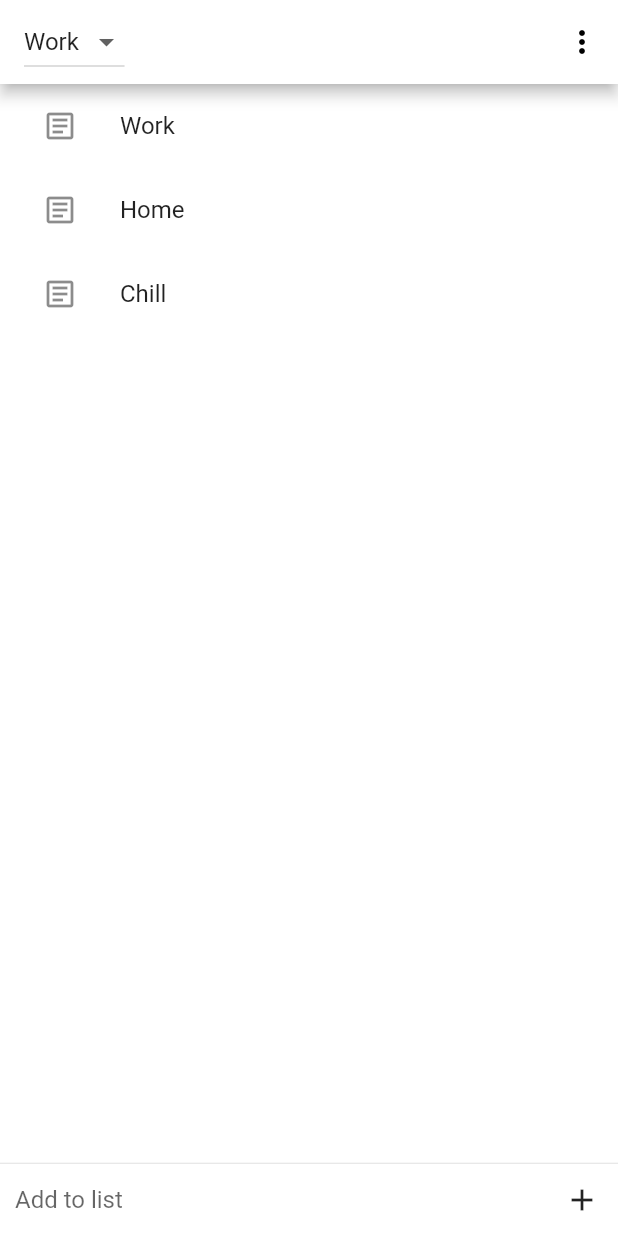
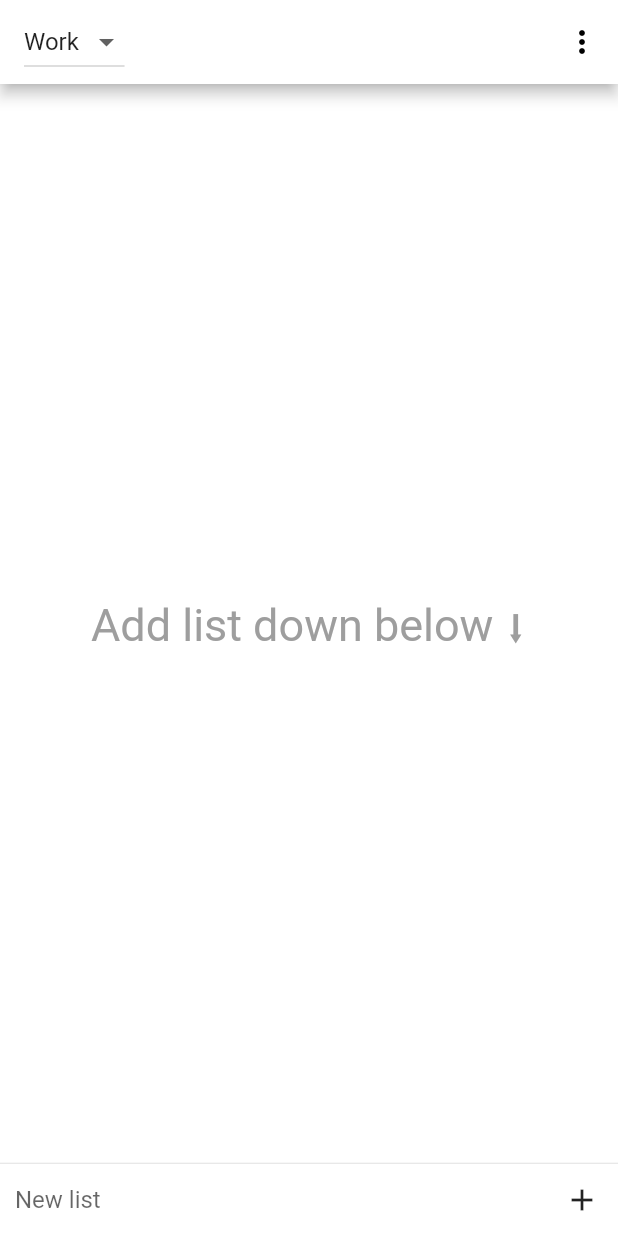
Before and after one commit to archsolar/todo, a Flutter app: the screen it shows after launch, on a phone screen of 412 x 824 dp. Run offline on Flutter 3.47's test engine with Material 2 defaults, Android fonts, the phone set to English and light mode, and no system bars; our stand-ins replace drift, shared_preferences; accounts and stored records are empty; generated files the repository leaves out were written again.

Commit message:
implemented background message

```diff
--- /dev/null
+++ b/lib/generic_widget.dart
@@ -0,0 +1,13 @@
+import 'package:flutter/material.dart';
+
+Center emptyBackgroundTextMessage(String text) {
+  return Center(
+    child: Text(
+      text,
+      style: TextStyle(
+        fontSize: 30,
+        color: Colors.grey,
+      ),
+    ),
+  );
+}
--- a/lib/main.dart
+++ b/lib/main.dart
@@ -4,6 +4,7 @@ import 'package:flutter/material.dart';
 import 'package:shared_preferences/shared_preferences.dart';
 import 'package:todo/constants.dart';
 import 'package:todo/database.dart';
+import 'package:todo/generic_widget.dart';
 
 import 'task_list_screen.dart';
 
@@ -193,7 +194,7 @@ class _MainScreenState extends State<MainScreen> {
                     // focusNode: myFocusNode, // Attach the FocusNode
                     canRequestFocus: true,
                     decoration: const InputDecoration.collapsed(
-                      hintText: "Add to list",
+                      hintText: "Add list",
                     ),
                     onSubmitted: (value) {
                       // _addTask(value);
@@ -248,7 +249,7 @@ class _MainScreenState extends State<MainScreen> {
 
   FutureBuilder futureListView() {
     return FutureBuilder(
-      future: widget.database.allProfiles,
+      future: widget.database.getEntriesInProfile(dropdownValue),
       builder: (context, snapshot) {
         if (snapshot.connectionState == ConnectionState.waiting ||
             dropdownValue == null) {
@@ -258,31 +259,14 @@ class _MainScreenState extends State<MainScreen> {
           // If there's an error, show an error message.
           return Text('Error loading profiles: ${snapshot.error}');
         } else {
+          bool empty = snapshot.data.length == 0;
           //the whole thing?
           return Column(
             children: [
               Expanded(
-                child: ListView.builder(
-                  itemCount: snapshot.data?.length ?? 0,
-                  itemBuilder: (BuildContext context, int index) {
-                    return ListTile(
-                      leading: IconButton(
-                        icon: Icon(Icons.article_outlined),
-                        onPressed: () => Navigator.of(context).pop(),
-                      ),
-                      title: Text(snapshot.data![index].name),
-                      onTap: () {
-                        Navigator.push(
-                          context,
-                          MaterialPageRoute(
-                            builder: (context) =>
-                                TaskListScreen(prefs: widget.prefs),
-                          ),
-                        );
-                      }, // Handle your onTap here.
-                    );
-                  },
-                ),
+                child: empty
+                    ? emptyBackgroundTextMessage("Add list down below ⬇️")
+                    : listView(snapshot),
               ),
               const Divider(height: 1.0),
               Container(
@@ -301,9 +285,10 @@ class _MainScreenState extends State<MainScreen> {
                           // focusNode: myFocusNode, // Attach the FocusNode
                           canRequestFocus: true,
                           decoration: const InputDecoration.collapsed(
-                            hintText: "Add to list",
+                            hintText: "New list",
                           ),
                           onSubmitted: (value) {
+
                             // _addTask(value);
                           }),
                     )),
@@ -323,6 +308,29 @@ class _MainScreenState extends State<MainScreen> {
     );
   }
 
+  ListView listView(AsyncSnapshot<dynamic> snapshot) {
+    return ListView.builder(
+      itemCount: snapshot.data?.length ?? 0,
+      itemBuilder: (BuildContext context, int index) {
+        return ListTile(
+          leading: IconButton(
+            icon: Icon(Icons.article_outlined),
+            onPressed: () => Navigator.of(context).pop(),
+          ),
+          title: Text(snapshot.data![index].name),
+          onTap: () {
+            Navigator.push(
+              context,
+              MaterialPageRoute(
+                builder: (context) => TaskListScreen(prefs: widget.prefs),
+              ),
+            );
+          }, // Handle your onTap here.
+        );
+      },
+    );
+  }
+
   Profile? profileLookup(String name) {
     try {
       return _profiles.firstWhere((profile) => profile.name == name);
```
